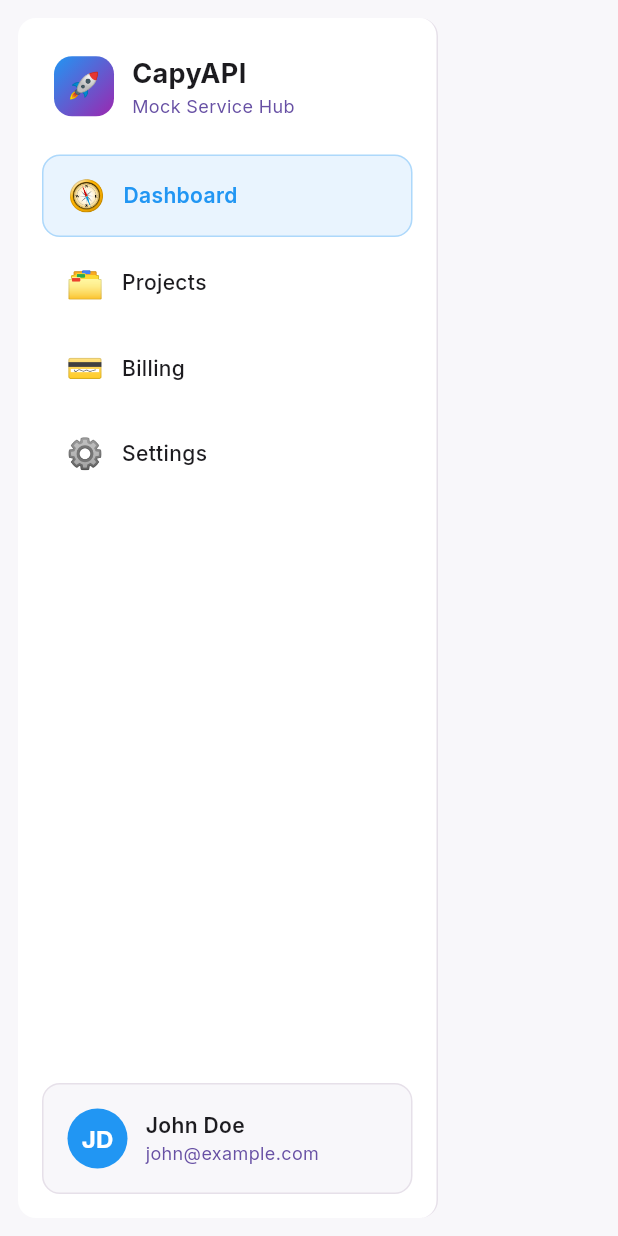
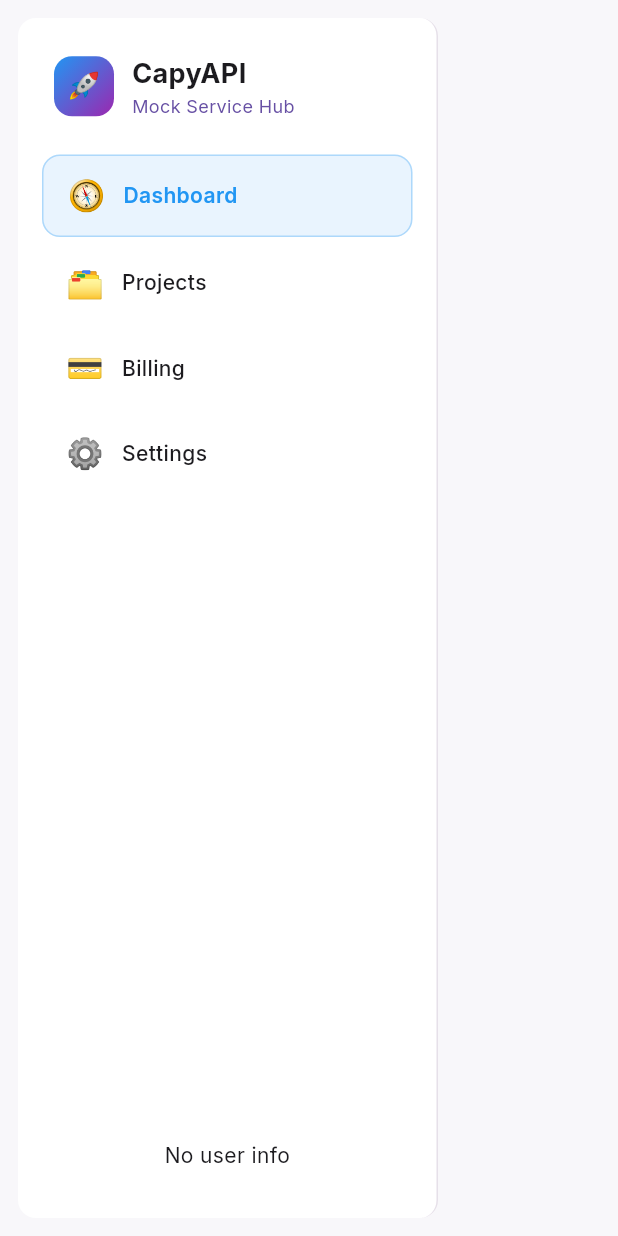
Before and after one commit to amankrmj01/capyapy_dashboard, a Flutter app: the DashboardSidebar widget shown alone on an empty page, opened directly with empty values, on a phone screen of 412 x 824 dp. Run offline on Flutter 3.47's test engine with Material 3 defaults, Android fonts, the phone set to English and light mode, and no system bars; our stand-ins replace equatable, fl_chart, flutter_bloc, font_awesome_flutter, get_it, go_router and 1 more.

Commit message:
update: user

```diff
--- a/lib/presentation/pages/dashboard/widget/dashboard_sidebar.dart
+++ b/lib/presentation/pages/dashboard/widget/dashboard_sidebar.dart
@@ -1,6 +1,8 @@
 import 'package:flutter/material.dart';
 import 'package:google_fonts/google_fonts.dart';
+import 'package:flutter_bloc/flutter_bloc.dart';
 import '../../../../core/constants/app_colors.dart';
+import '../../../bloc/user/user_bloc.dart';
 
 class DashboardSidebar extends StatelessWidget {
   final int selectedIndex;
@@ -113,13 +115,35 @@ class DashboardSidebar extends StatelessWidget {
             ),
 
             // User Profile Section
-            Container(
+            BlocBuilder<UserBloc, UserState>(
+              builder: (context, state) {
+                if (state is UserLoading) {
+                  return Container(
+                    margin: const EdgeInsets.all(16),
+                    padding: const EdgeInsets.all(16),
+                    child: Center(child: CircularProgressIndicator()),
+                  );
+                } else if (state is UserLoaded) {
+                  final user = state.user;
+                  final initials = (user.username.isNotEmpty)
+                      ? user.username
+                            .trim()
+                            .split(' ')
+                            .map((e) => e.isNotEmpty ? e[0] : '')
+                            .take(2)
+                            .join()
+                            .toUpperCase()
+                      : '';
+                  return Container(
                     margin: const EdgeInsets.all(16),
                     padding: const EdgeInsets.all(16),
                     decoration: BoxDecoration(
                       color: AppColors.background(context),
                       borderRadius: BorderRadius.circular(12),
-                border: Border.all(color: AppColors.border(context), width: 1),
+                      border: Border.all(
+                        color: AppColors.border(context),
+                        width: 1,
+                      ),
                     ),
                     child: Row(
                       children: [
@@ -127,7 +151,7 @@ class DashboardSidebar extends StatelessWidget {
                           radius: 20,
                           backgroundColor: Colors.blue,
                           child: Text(
-                      'JD',
+                            initials,
                             style: GoogleFonts.inter(
                               color: Colors.white,
                               fontWeight: FontWeight.bold,
@@ -140,7 +164,7 @@ class DashboardSidebar extends StatelessWidget {
                             crossAxisAlignment: CrossAxisAlignment.start,
                             children: [
                               Text(
-                          'John Doe',
+                                user.username,
                                 style: GoogleFonts.inter(
                                   fontSize: 14,
                                   fontWeight: FontWeight.w600,
@@ -148,7 +172,7 @@ class DashboardSidebar extends StatelessWidget {
                                 ),
                               ),
                               Text(
-                          'john@example.com',
+                                user.email,
                                 style: GoogleFonts.inter(
                                   fontSize: 12,
                                   color: AppColors.textSecondary(context),
@@ -159,6 +183,24 @@ class DashboardSidebar extends StatelessWidget {
                         ),
                       ],
                     ),
+                  );
+                } else if (state is UserError) {
+                  return Container(
+                    margin: const EdgeInsets.all(16),
+                    padding: const EdgeInsets.all(16),
+                    child: Text(
+                      'Error loading user',
+                      style: GoogleFonts.inter(color: Colors.red),
+                    ),
+                  );
+                }
+                // Initial or other states
+                return Container(
+                  margin: const EdgeInsets.all(16),
+                  padding: const EdgeInsets.all(16),
+                  child: Text('No user info', style: GoogleFonts.inter()),
+                );
+              },
             ),
           ],
         ),
```
Lines whose indentation alone changed are shown as unchanged.
